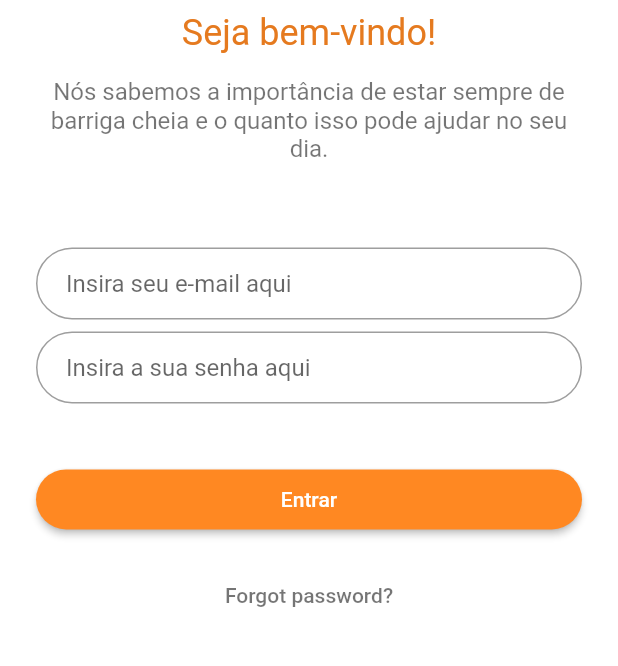
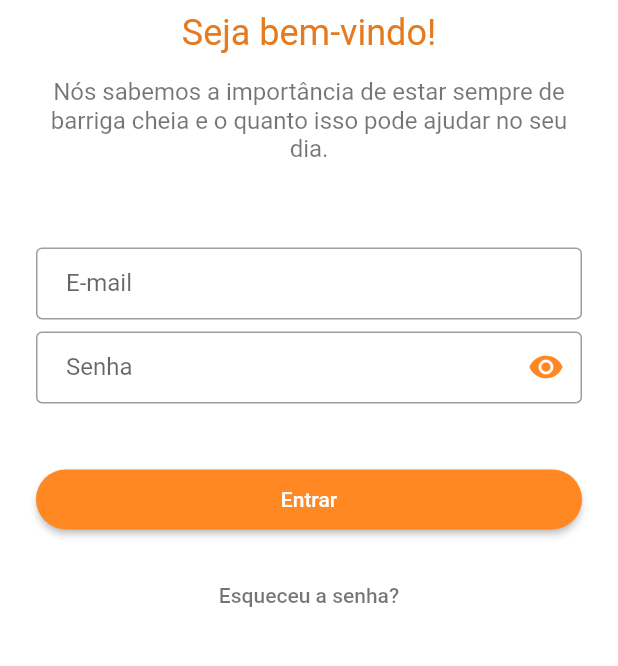
Before and after one commit to brunomendesdecarvalho/appetit-app, a Flutter app: the screen it shows after launch, on a phone screen of 412 x 824 dp, the part 478-1144 px from its top. Run offline on Flutter 3.47's test engine with Material 2 defaults, Android fonts, the phone set to English and light mode, and no system bars.

Commit message:
Added show/hide password button, corrected borders

```diff
--- a/lib/loginPage.dart
+++ b/lib/loginPage.dart
@@ -1,14 +1,24 @@
 import 'package:flutter/material.dart';
 
 class LoginPage extends StatefulWidget {
+  bool _emailValid = false;
+  bool _passValid = false;
+  bool _btnEnabled = false;
   static String tag = 'login-page';
-  const LoginPage({Key? key}) : super(key: key);
+  LoginPage({Key? key}) : super(key: key);
 
   @override
   _LoginPageState createState() => _LoginPageState();
 }
 
 class _LoginPageState extends State<LoginPage> {
+  bool _obscureText = true;
+  void _toggle() {
+    setState(() {
+      _obscureText = !_obscureText;
+    });
+  }
+
   @override
   Widget build(BuildContext context) {
 
@@ -39,19 +49,36 @@ class _LoginPageState extends State<LoginPage> {
       keyboardType: TextInputType.emailAddress,
       autofocus: false,
       decoration: InputDecoration(
-          hintText: 'Insira seu e-mail aqui',
+          labelText: 'E-mail',
+          hintText: 'exemplo@exemplo.com',
           contentPadding: EdgeInsets.fromLTRB(20.0, 10.0, 20.0, 10.0),
-          border: OutlineInputBorder(borderRadius: BorderRadius.circular(32.0)),
+          border: OutlineInputBorder(borderRadius: BorderRadius.circular(4.0)),
+          focusedBorder: OutlineInputBorder(
+              borderSide: BorderSide(color: Color(0xFFFF8822), width: 2.0),
+              borderRadius: BorderRadius.circular(4.0),
+        ),
       ),
     );
 
     final password = TextFormField(
       autofocus: false,
-      obscureText: true,
+      obscureText: _obscureText,
       decoration: InputDecoration(
-        hintText: 'Insira a sua senha aqui',
+        labelText: 'Senha',
+        hintText: 'Insira a sua senha',
         contentPadding: EdgeInsets.fromLTRB(20.0, 10.0, 20.0, 10.0),
-        border: OutlineInputBorder(borderRadius: BorderRadius.circular(32.0)),
+        border: OutlineInputBorder(borderRadius: BorderRadius.circular(4.0)),
+        focusedBorder: OutlineInputBorder(
+          borderSide: BorderSide(color: Color(0xFFFF8822), width: 2.0),
+          borderRadius: BorderRadius.circular(4.0),
+        ),
+          suffixIcon: IconButton(
+              icon: Icon(
+                _obscureText ? Icons.visibility : Icons.visibility_off,
+                color: Color(0xFFFF8822),
+              ),
+              onPressed: _toggle,
+        ),
       ),
     );
 
@@ -72,7 +99,7 @@ class _LoginPageState extends State<LoginPage> {
 
     final forgotLabel = FlatButton(
       child: Text(
-        'Forgot password?',
+        'Esqueceu a senha?',
         style: TextStyle(color: Colors.black54),
       ),
       onPressed: () {},
```
